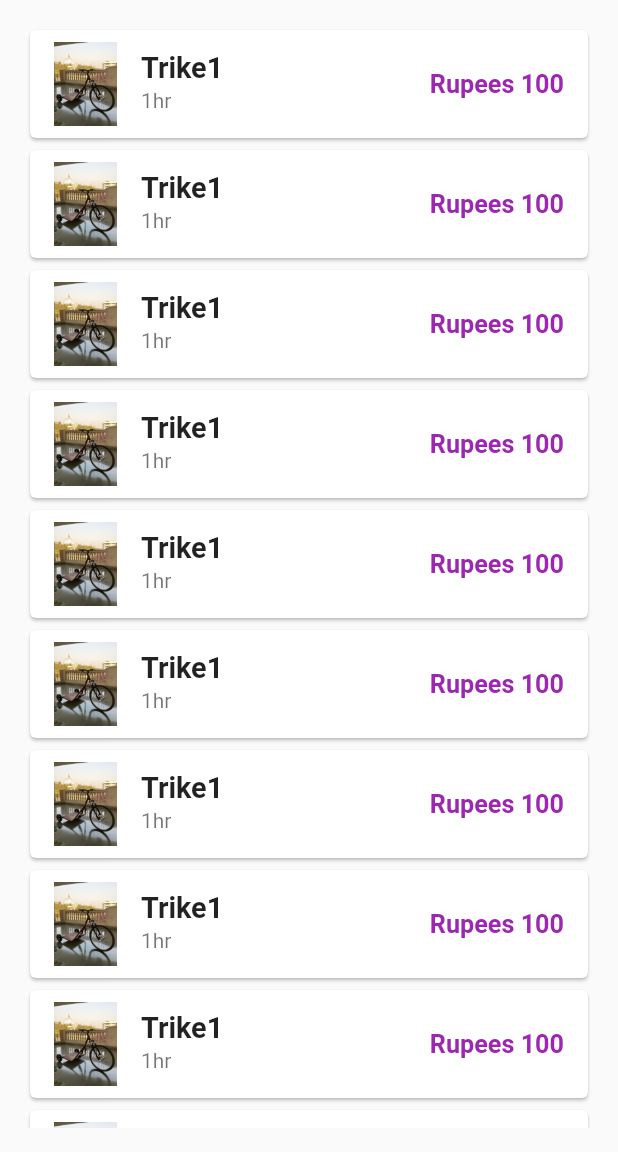
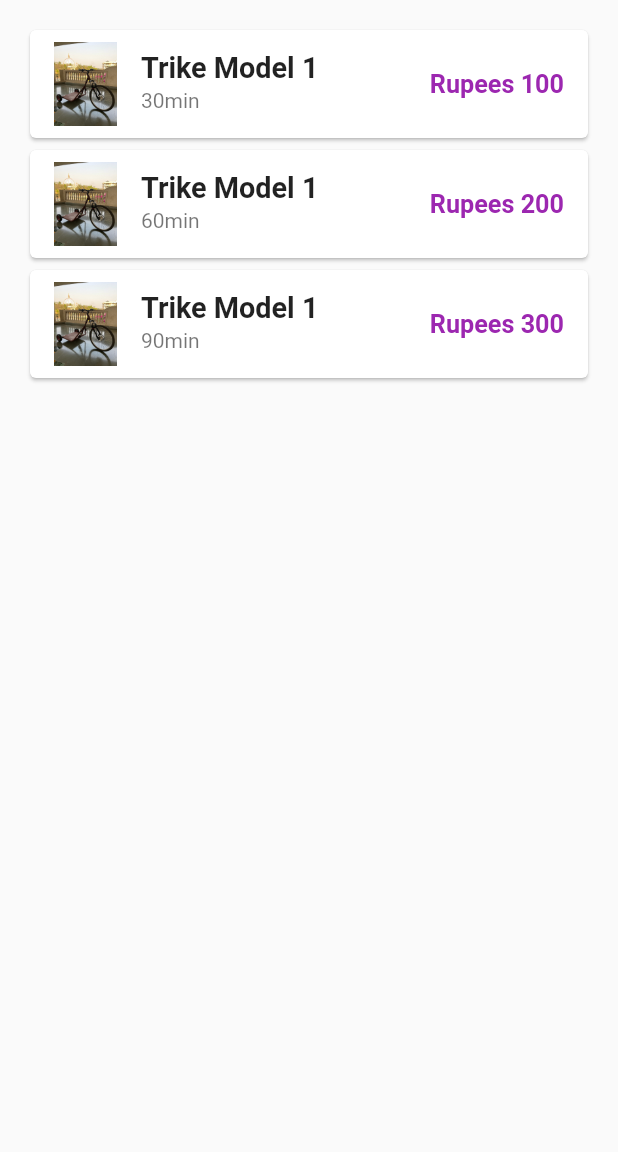
Before and after one commit to ramkaushik14/Flutter, a Flutter app: the screen it shows after launch, on a phone screen of 412 x 824 dp, the part 84-1236 px from its top. Run offline on Flutter 3.47's test engine with Material 2 defaults, Android fonts, the phone set to English and light mode, and no system bars; our stand-ins replace google_fonts.

Commit message:
Day 11 done ->made homepage statefull wiget ->mapped json items to main items ->made a list from it(this is tricky) ->called set state

```diff
--- a/lib/models/catalog.dart
+++ b/lib/models/catalog.dart
@@ -1,8 +1,8 @@
 class catalog_Model
 {
-  static final items=[
+  static  List<Item> items=[
 
-    Item("Trike1", "assests/images/trike.jpeg", 100, "1hr"),
+    Item(name: "Trike1", image:"assests/images/trike.jpeg", price:100, runtime: "1hr"),
 
   ];
 }
@@ -17,7 +17,17 @@ class Item
   final num price;
   final String runtime;
 
-  Item(this.name, this.image, this.price, this.runtime);
+  Item({required this.name, required this.image, required this.price, required this.runtime});
+
+  factory Item.fromMap(Map<String,dynamic> map)
+  {
+    return Item(
+      name : map["name"],
+      image : map["image"],
+      price : map["price"],
+      runtime : map["runtime"]
+      );
+  }
 
 
 
--- a/lib/pages/HomePage.dart
+++ b/lib/pages/HomePage.dart
@@ -1,14 +1,46 @@
+import 'dart:convert';
+
 import 'package:flutter/material.dart';
+import 'package:flutter/services.dart';
 import 'package:flutter_application_1/models/catalog.dart';
 import 'package:flutter_application_1/widgets/drawer.dart';
 
 import '../widgets/item_widget.dart';
 
-class HomePage extends StatelessWidget {
+class HomePage extends StatefulWidget {
 
+  @override
+  State<HomePage> createState() => _HomePageState();
+
+
+}
+
+class _HomePageState extends State<HomePage> {
   final int hours = 8;
+
   final String name = "flutter";
-  final dummylist = List.generate(20, (index)=>catalog_Model.items[0]);
+
+
+
+  @override
+  void initState() {
+    // TODO: implement initState
+    super.initState();
+    loadData();
+  }
+
+  loadData () async
+  {
+    final catalogJson = await rootBundle.loadString("assests/files/catalog.json");
+    final decodeJson = jsonDecode(catalogJson);
+    var productData = decodeJson["products"];
+    catalog_Model.items = List.from(productData).map<Item>((item) => Item.fromMap(item)).toList();
+    //set state to reload new items
+    setState(() {
+
+    });
+  }
+
   @override
   Widget build(BuildContext context) {
     return Scaffold(
@@ -23,9 +55,9 @@ class HomePage extends StatelessWidget {
       body: Padding(
         padding: const EdgeInsets.all(16.0),
         child: ListView.builder(
-          itemCount: dummylist.length,
+          itemCount: catalog_Model.items.length,
           itemBuilder: (context, index){
-            return itemWidget(item:dummylist[index]);
+            return itemWidget(item:catalog_Model.items[index]);
           },
         ),
       ),
--- a/lib/widgets/item_widget.dart
+++ b/lib/widgets/item_widget.dart
@@ -13,16 +13,22 @@ class itemWidget extends StatelessWidget {
   @override
   Widget build(BuildContext context) {
     return Card(
+
       child: ListTile(
 
         leading: Image.asset(item.image),
+
         title: Text(item.name,
                   style:
                   TextStyle(
                     fontWeight: FontWeight.bold,
                     ),
                   textScaleFactor: 1.2,),
+
+
         subtitle: Text(item.runtime),
+
+
         trailing: Text(
                   "Rupees ${item.price}",
                   style:
```
